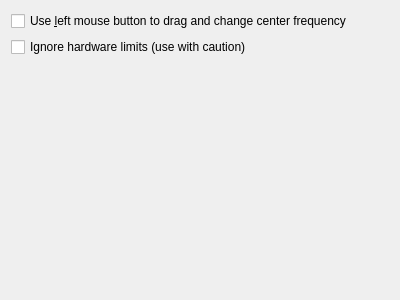
Old version of the form ui/GuiConfigTab.ui in the repository BatchDrake/SigDigger.
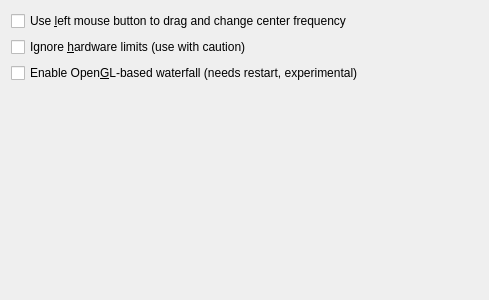
New version of the form.

Commit message: Add explicit support to OpenGL waterfall

```diff
--- a/ui/GuiConfigTab.ui
+++ b/ui/GuiConfigTab.ui
@@ -6,7 +6,7 @@
    <rect>
     <x>0</x>
     <y>0</y>
-    <width>400</width>
+    <width>489</width>
     <height>300</height>
    </rect>
   </property>
@@ -21,7 +21,7 @@
      </property>
     </widget>
    </item>
-   <item row="2" column="0">
+   <item row="3" column="0">
     <spacer name="verticalSpacer_3">
      <property name="orientation">
       <enum>Qt::Vertical</enum>
@@ -37,7 +37,14 @@
    <item row="1" column="0">
     <widget class="QCheckBox" name="noLimitsCheck">
      <property name="text">
-      <string>Ignore hardware limits (use with caution)</string>
+      <string>Ignore &amp;hardware limits (use with caution)</string>
+     </property>
+    </widget>
+   </item>
+   <item row="2" column="0">
+    <widget class="QCheckBox" name="useGLWaterfallCheck">
+     <property name="text">
+      <string>Enable Open&amp;GL-based waterfall (needs restart, experimental)</string>
      </property>
     </widget>
    </item>
```
The commit also changes 6 other files.
